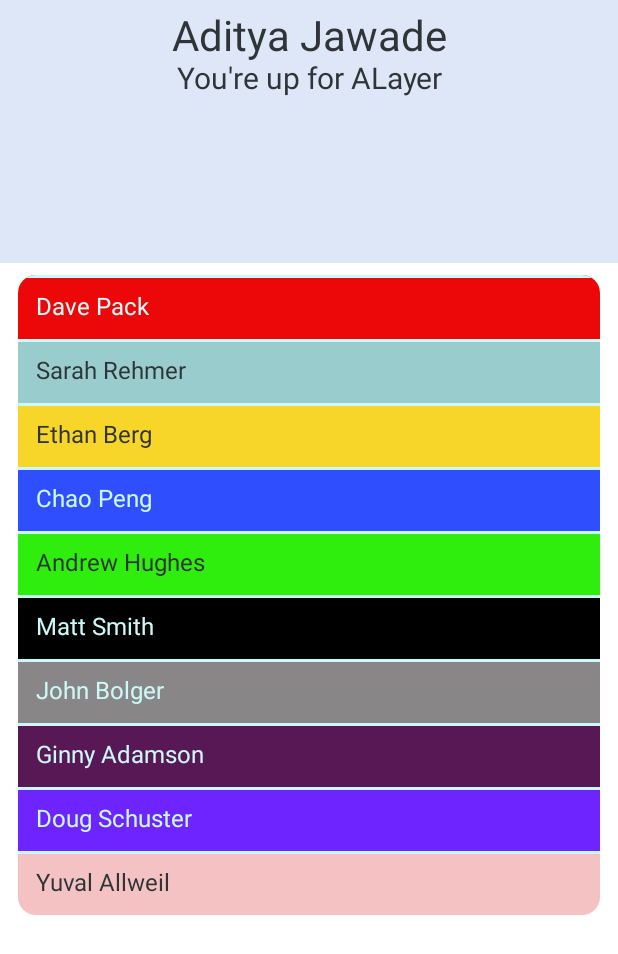
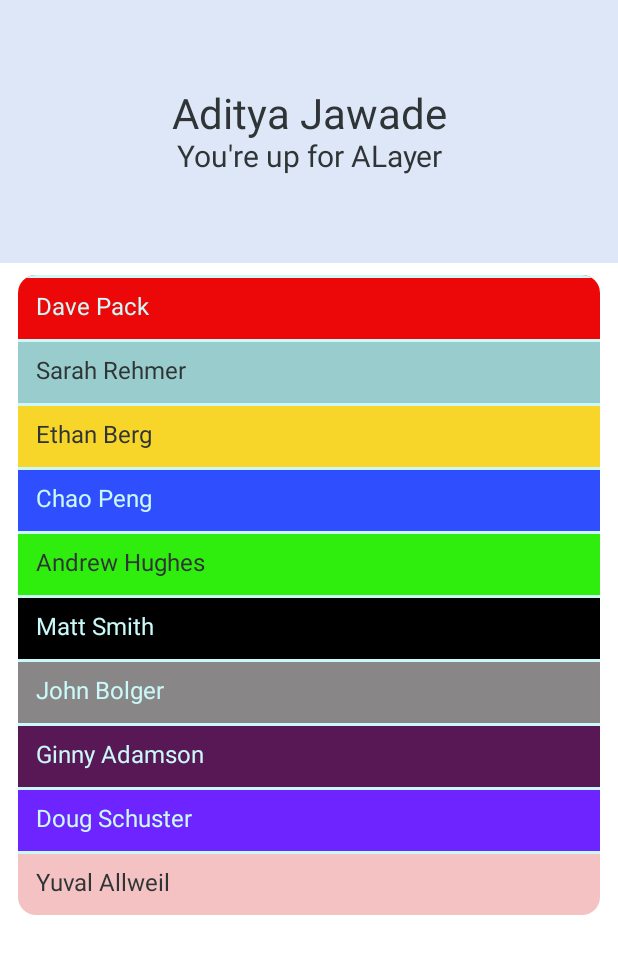
Before and after one commit to AH61274/RandoMiser, an Android app built with Jetpack Compose: the screen it shows after launch (MainActivity), on a phone screen of 412 x 824 dp. Shown: the top 954 px of the screen. Run offline under Robolectric (Android 15) with nearby library versions, the phone set to English and light mode, and no system bars; our stand-ins replace Dagger/Hilt's generated code.

Commit message:
Annoying center bug fixed

```diff
--- a/app/src/main/java/com/example/randomiser/ui/screens/MainActivityUI.kt
+++ b/app/src/main/java/com/example/randomiser/ui/screens/MainActivityUI.kt
@@ -1,10 +1,7 @@
 package com.example.randomiser.ui.screens
 
 import androidx.compose.foundation.clickable
-import androidx.compose.foundation.layout.Column
-import androidx.compose.foundation.layout.fillMaxWidth
-import androidx.compose.foundation.layout.height
-import androidx.compose.foundation.layout.padding
+import androidx.compose.foundation.layout.*
 import androidx.compose.foundation.lazy.LazyColumn
 import androidx.compose.foundation.lazy.items
 import androidx.compose.material.Divider
@@ -66,6 +63,7 @@ fun WhosUp(teammate: Teammate) {
                 .height(MAIN_BOX_HEIGHT)
         ) {
             Column(
+                verticalArrangement = Arrangement.Center,
                 modifier = Modifier
                     .fillMaxWidth()
                     .padding(MED_DP)
```
